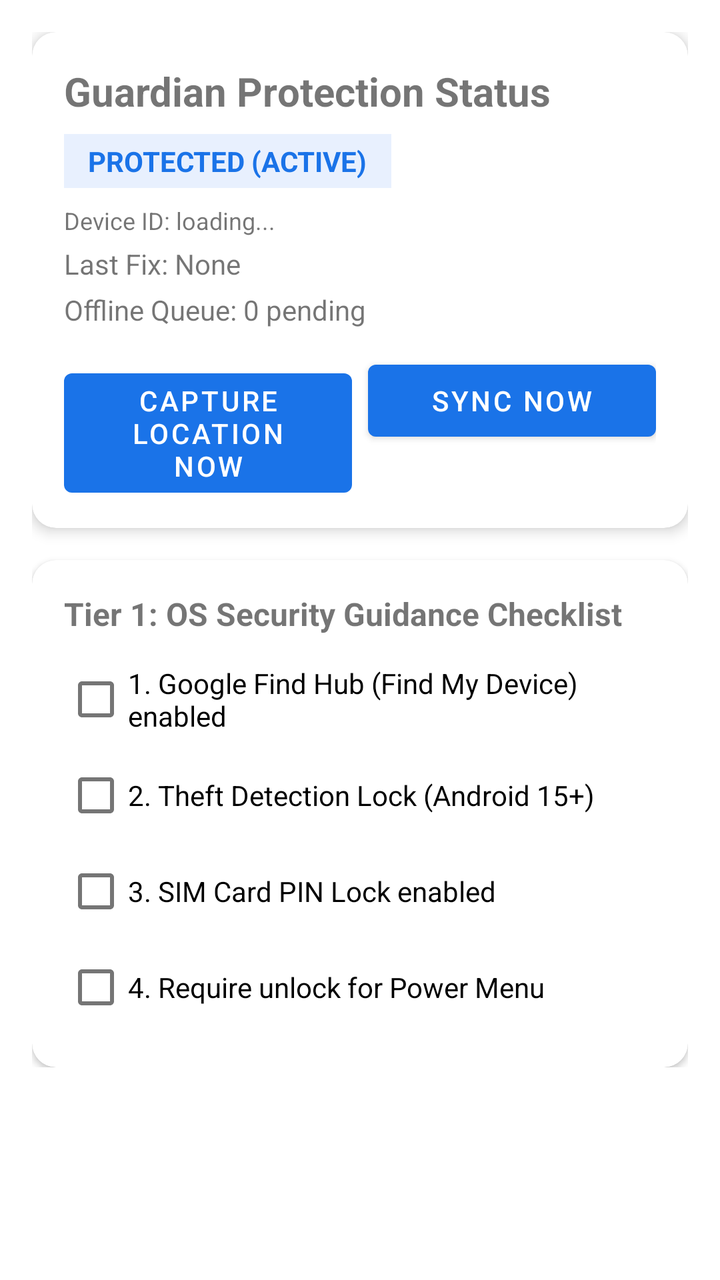
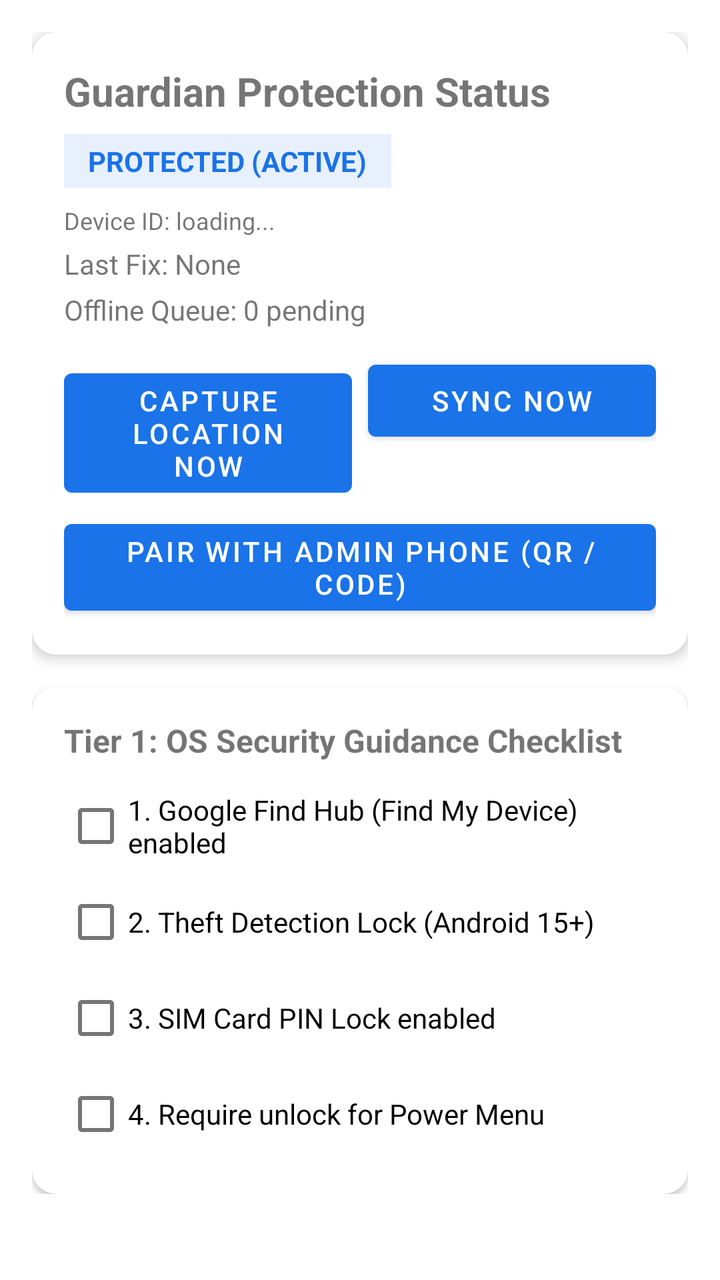

Two renders of the same Android screen: before a commit and after it. Below are the layout's source before the change and the commit's diff.
<!-- AndroidManifest.xml: application theme Theme.Guardian -->
<!-- res/layout/activity_main.xml -->
<?xml version="1.0" encoding="utf-8"?>
<ScrollView xmlns:android="http://schemas.android.com/apk/res/android"
    xmlns:app="http://schemas.android.com/apk/res-auto"
    android:layout_width="match_parent"
    android:layout_height="match_parent"
    android:padding="16dp">

    <LinearLayout
        android:layout_width="match_parent"
        android:layout_height="wrap_content"
        android:orientation="vertical">

        
        <com.google.android.material.card.MaterialCardView
            android:layout_width="match_parent"
            android:layout_height="wrap_content"
            android:layout_marginBottom="16dp"
            app:cardCornerRadius="12dp"
            app:cardElevation="4dp">

            <LinearLayout
                android:layout_width="match_parent"
                android:layout_height="wrap_content"
                android:orientation="vertical"
                android:padding="16dp">

                <TextView
                    android:id="@+id/tvStatusTitle"
                    android:layout_width="wrap_content"
                    android:layout_height="wrap_content"
                    android:text="@string/status_title"
                    android:textSize="20sp"
                    android:textStyle="bold" />

                <TextView
                    android:id="@+id/tvStatusBadge"
                    android:layout_width="wrap_content"
                    android:layout_height="wrap_content"
                    android:layout_marginTop="8dp"
                    android:background="#E8F0FE"
                    android:paddingHorizontal="12dp"
                    android:paddingVertical="4dp"
                    android:text="PROTECTED (ACTIVE)"
                    android:textColor="#1A73E8"
                    android:textStyle="bold" />

                <TextView
                    android:id="@+id/tvDeviceId"
                    android:layout_width="wrap_content"
                    android:layout_height="wrap_content"
                    android:layout_marginTop="8dp"
                    android:text="Device ID: loading..."
                    android:textSize="12sp" />

                <TextView
                    android:id="@+id/tvLastLocation"
                    android:layout_width="wrap_content"
                    android:layout_height="wrap_content"
                    android:layout_marginTop="4dp"
                    android:text="Last Fix: None"
                    android:textSize="14sp" />

                <TextView
                    android:id="@+id/tvQueueCount"
                    android:layout_width="wrap_content"
                    android:layout_height="wrap_content"
                    android:layout_marginTop="4dp"
                    android:text="Offline Queue: 0 pending"
                    android:textSize="14sp" />

                <LinearLayout
                    android:layout_width="match_parent"
                    android:layout_height="wrap_content"
                    android:layout_marginTop="12dp"
                    android:orientation="horizontal">

                    <Button
                        android:id="@+id/btnCaptureNow"
                        android:layout_width="0dp"
                        android:layout_height="wrap_content"
                        android:layout_weight="1"
                        android:layout_marginEnd="8dp"
                        android:text="@string/action_capture_now" />

                    <Button
                        android:id="@+id/btnSyncNow"
                        android:layout_width="0dp"
                        android:layout_height="wrap_content"
                        android:layout_weight="1"
                        android:text="@string/action_sync_now" />
                </LinearLayout>

            </LinearLayout>
        </com.google.android.material.card.MaterialCardView>

        
        <com.google.android.material.card.MaterialCardView
            android:layout_width="match_parent"
            android:layout_height="wrap_content"
            app:cardCornerRadius="12dp"
            app:cardElevation="2dp">

            <LinearLayout
                android:layout_width="match_parent"
                android:layout_height="wrap_content"
                android:orientation="vertical"
                android:padding="16dp">

                <TextView
                    android:layout_width="wrap_content"
                    android:layout_height="wrap_content"
                    android:text="@string/tier1_title"
                    android:textSize="16sp"
                    android:textStyle="bold" />

                <CheckBox
                    android:id="@+id/cbFindHub"
                    android:layout_width="wrap_content"
                    android:layout_height="wrap_content"
                    android:layout_marginTop="8dp"
                    android:text="@string/tier1_find_hub" />

                <CheckBox
                    android:id="@+id/cbTheftDetection"
                    android:layout_width="wrap_content"
                    android:layout_height="wrap_content"
                    android:text="@string/tier1_theft_detection" />

                <CheckBox
                    android:id="@+id/cbSimLock"
                    android:layout_width="wrap_content"
                    android:layout_height="wrap_content"
                    android:text="@string/tier1_sim_lock" />

                <CheckBox
                    android:id="@+id/cbPowerMenu"
                    android:layout_width="wrap_content"
                    android:layout_height="wrap_content"
                    android:text="@string/tier1_power_menu" />

            </LinearLayout>
        </com.google.android.material.card.MaterialCardView>

    </LinearLayout>
</ScrollView>
<!-- resources referenced by this layout -->
<resources>
  <string name="action_capture_now">Capture Location Now</string>
  <string name="action_sync_now">Sync Now</string>
  <string name="status_title">Guardian Protection Status</string>
  <string name="tier1_find_hub">1. Google Find Hub (Find My Device) enabled</string>
  <string name="tier1_power_menu">4. Require unlock for Power Menu</string>
  <string name="tier1_sim_lock">3. SIM Card PIN Lock enabled</string>
  <string name="tier1_theft_detection">2. Theft Detection Lock (Android 15+)</string>
  <string name="tier1_title">Tier 1: OS Security Guidance Checklist</string>
  <style name="Theme.Guardian" parent="Theme.MaterialComponents.DayNight.DarkActionBar">
          <item name="colorPrimary">#1A73E8</item>
          <item name="colorPrimaryVariant">#1557B0</item>
          <item name="colorOnPrimary">#FFFFFF</item>
      </style>
</resources>

<!-- the commit's change to res/layout/activity_main.xml (unified diff, before → after) -->
@@ -90,6 +90,13 @@
                         android:text="@string/action_sync_now" />
                 </LinearLayout>
 
+                <Button
+                    android:id="@+id/btnPairWithAdmin"
+                    android:layout_width="match_parent"
+                    android:layout_height="wrap_content"
+                    android:layout_marginTop="8dp"
+                    android:text="Pair with Admin Phone (QR / Code)" />
+
             </LinearLayout>
         </com.google.android.material.card.MaterialCardView>
 
